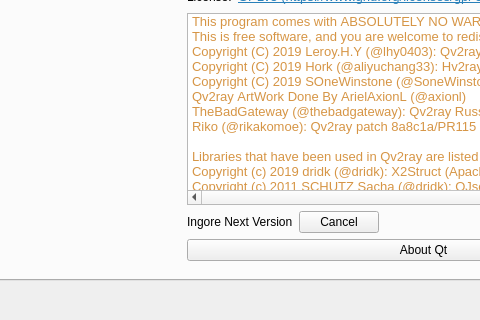
Old version of the form src/ui/w_PrefrencesWindow.ui in the repository Qv2ray/Qv2ray; both pictures show x 106 to 586 and y 240 to 560 of the 797 by 560 pixel window.
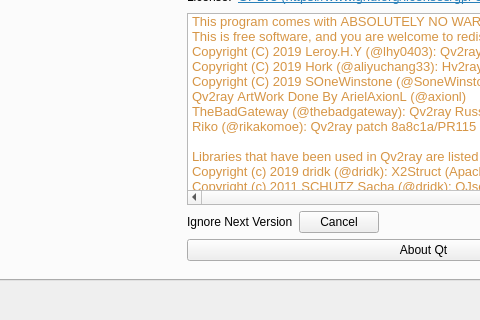
New version of the form. The open tabs and pages were chosen to show the change. Icons and pictures are not drawn.

Patch:
```diff
--- a/src/ui/w_PrefrencesWindow.ui
+++ b/src/ui/w_PrefrencesWindow.ui
@@ -1327,7 +1327,7 @@
             <item>
              <widget class="QLabel" name="label_23">
               <property name="text">
-               <string>Ingore Next Version</string>
+               <string>Ignore Next Version</string>
               </property>
              </widget>
             </item>
```
Left out of the diff: 57 changed lines with no effect on the pictures.
